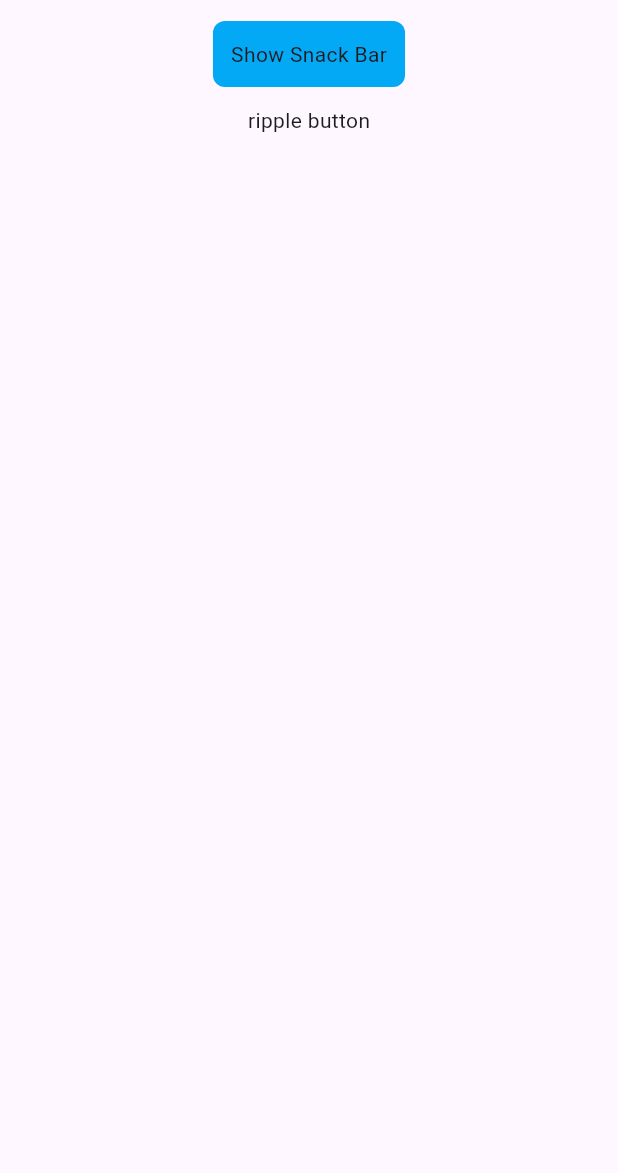
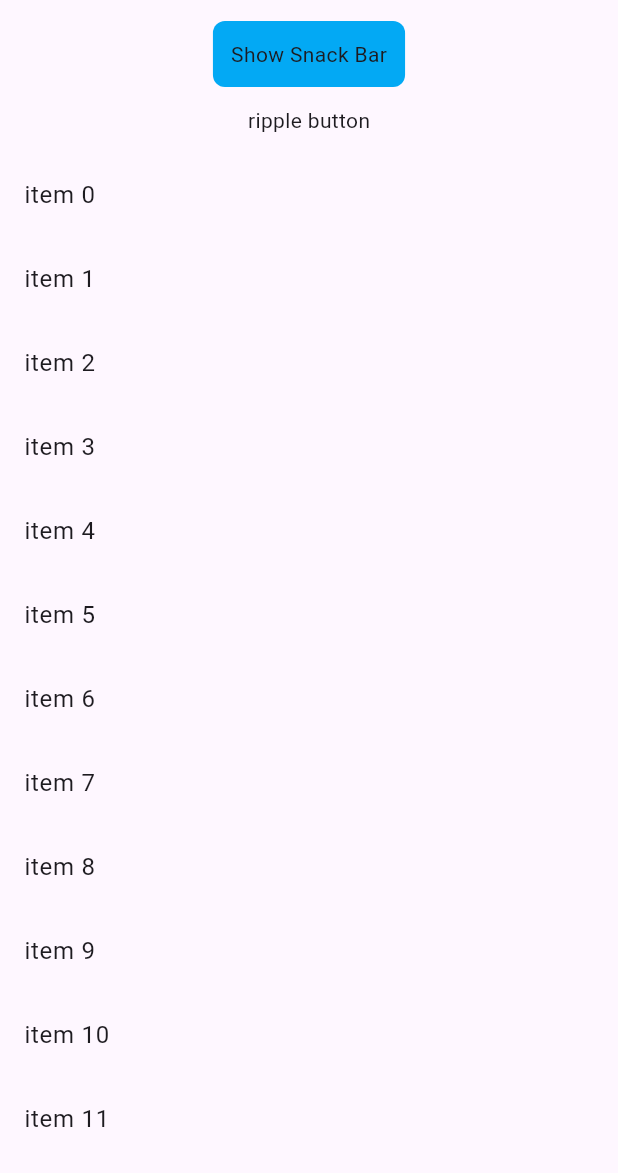
Before and after one commit to lotus0602/flutter_example, a Flutter app: the GestureDemo screen opened directly, on a phone screen of 412 x 824 dp, the part 63-1236 px from its top. Run offline on Flutter 3.47's test engine with Material 3 defaults, Android fonts, the phone set to English and light mode, and no system bars.

Commit message:
DismissList 추가

```diff
--- a/lib/screens/tutorial/gesture.dart
+++ b/lib/screens/tutorial/gesture.dart
@@ -14,6 +14,7 @@ class GestureDemo extends StatelessWidget {
           children: [
             ButtonWithSnackBar(),
             RippleButtonWithSnackBar(),
+            DismissList()
           ],
         ),
       ),
@@ -62,3 +63,41 @@ class RippleButtonWithSnackBar extends StatelessWidget {
     );
   }
 }
+
+class DismissList extends StatefulWidget {
+  const DismissList({super.key});
+
+  @override
+  State<DismissList> createState() => _DismissListState();
+}
+
+class _DismissListState extends State<DismissList> {
+  List<String> items = List.generate(50, (index) => 'item $index');
+
+  @override
+  Widget build(BuildContext context) {
+    return Expanded(
+      child: ListView.builder(
+        itemCount: items.length,
+        itemBuilder: (context, index) {
+          final item = items[index];
+          return Dismissible(
+            key: Key(item),
+            onDismissed: (direction) {
+              setState(() {
+                items.removeAt(index);
+              });
+
+              ScaffoldMessenger.of(context)
+                  .showSnackBar(SnackBar(content: Text('$item dismissed')));
+            },
+            background: Container(color: Colors.red),
+            child: ListTile(
+              title: Text(items[index]),
+            ),
+          );
+        },
+      ),
+    );
+  }
+}
```
